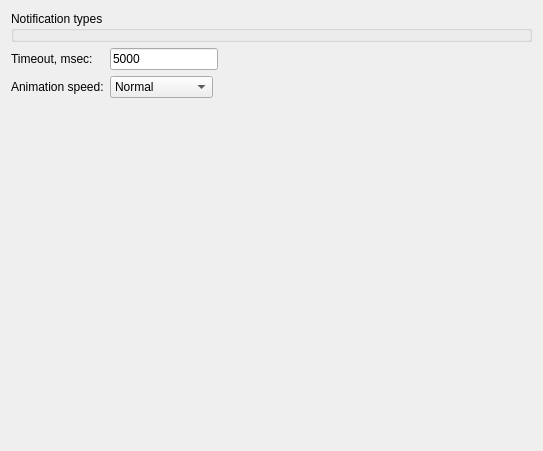
The window that src/corelayers/kineticpopups/settings/notifications.ui (euroelessar/qutim) describes before a commit, drawn with Qt 5.
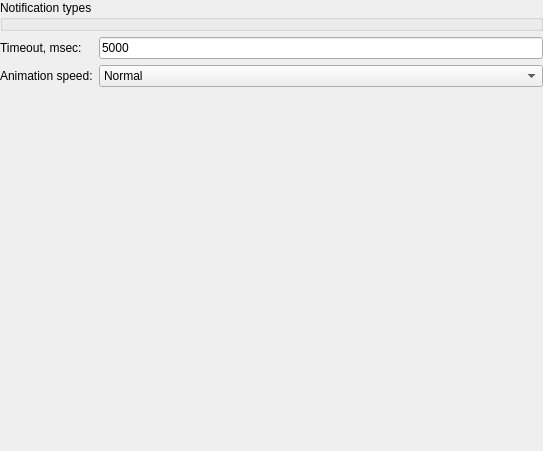
The same window after the commit.

Patch:
```diff
--- a/src/corelayers/kineticpopups/settings/notifications.ui
+++ b/src/corelayers/kineticpopups/settings/notifications.ui
@@ -14,8 +14,8 @@
    <string>Form</string>
   </property>
   <layout class="QFormLayout" name="formLayout">
-   <property name="fieldGrowthPolicy">
-    <enum>QFormLayout::ExpandingFieldsGrow</enum>
+   <property name="margin">
+    <number>0</number>
    </property>
    <item row="0" column="0" colspan="2">
     <widget class="QGroupBox" name="notificationsBox">
```
